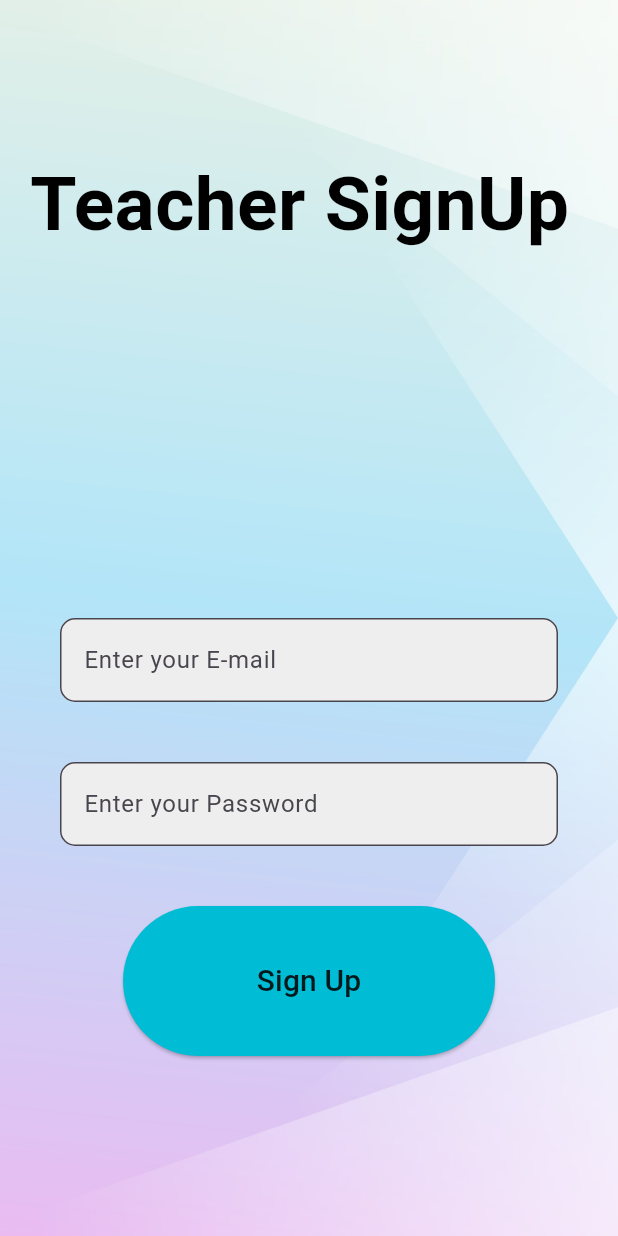
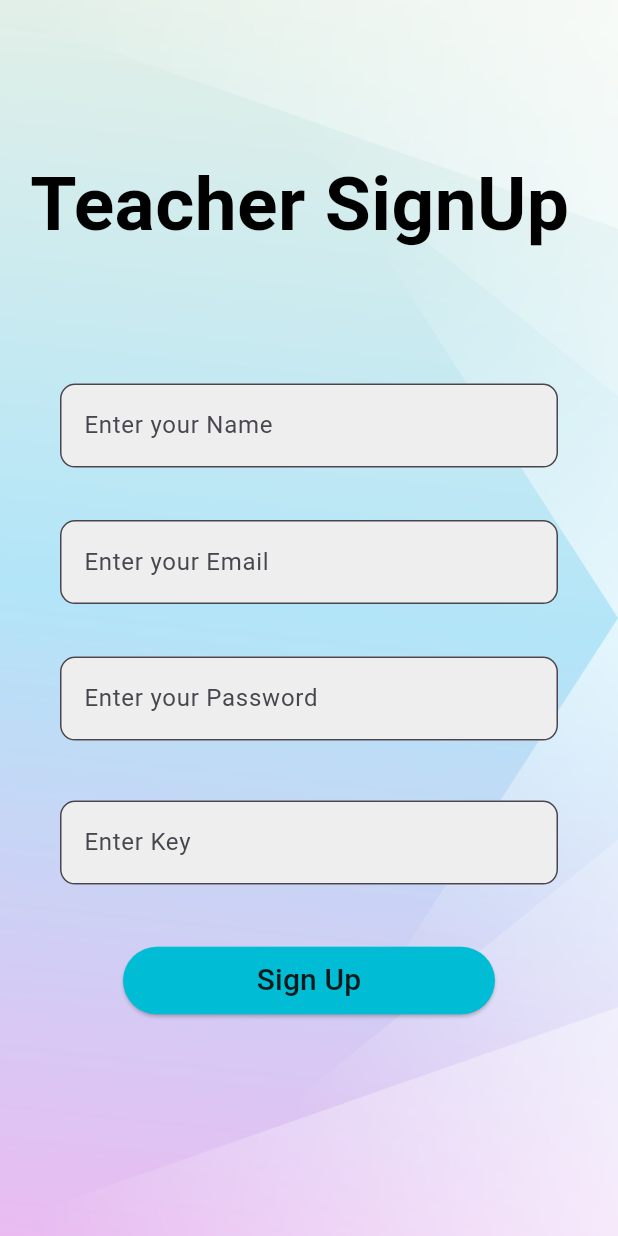
Before and after one commit to himanshu98010/QR_Attendance, a Flutter app: the TeacherSignup screen opened by its route, on a phone screen of 412 x 824 dp. Run offline on Flutter 3.47's test engine with Material 3 defaults, Android fonts, the phone set to English and light mode, and no system bars; our stand-ins replace supabase_flutter; accounts and stored records are empty.

Commit message:
teacher signup updated

```diff
--- a/lib/Student/StudentSignup.dart
+++ b/lib/Student/StudentSignup.dart
@@ -38,7 +38,7 @@ class _StudentSignupState extends State<StudentSignup> {
             ),
             SingleChildScrollView(
               child: Container(
-                padding: EdgeInsets.only(top: MediaQuery.of(context).size.height * 0.2 ,
+                padding: EdgeInsets.only(top: MediaQuery.of(context).size.height * 0.24 ,
                     left: 40,
                     right: 40),
                 color: Colors.transparent,
@@ -52,6 +52,7 @@ class _StudentSignupState extends State<StudentSignup> {
                         Padding(
                           padding: const EdgeInsets.only(left: 50),
                           child: DropdownButton<String>(
+                            dropdownColor: Colors.grey.shade200,
                             value: _Division,
                             items: ['A', 'B', 'C', 'D'].map<DropdownMenuItem<String>>((String value) {
                               return DropdownMenuItem<String>(
@@ -78,6 +79,7 @@ class _StudentSignupState extends State<StudentSignup> {
                         Padding(
                           padding: const EdgeInsets.only(left: 80),
                           child: DropdownButton<String>(
+                            dropdownColor: Colors.grey.shade200,
                             value: _Year,
                             items: ['FE', 'SE', 'TE', 'BE'].map<DropdownMenuItem<String>>((String value) {
                               return DropdownMenuItem<String>(
--- a/lib/Teacher/TeacherSignup.dart
+++ b/lib/Teacher/TeacherSignup.dart
@@ -37,22 +37,60 @@ class _TeacherSignupState extends State<TeacherSignup> {
             SingleChildScrollView(
               child: Container(
                 padding: EdgeInsets.only(
-                    top: MediaQuery.of(context).size.height * 0.5,
+                    top: MediaQuery.of(context).size.height * 0.28,
                     left: 40,
                     right: 40),
                 color: Colors.transparent,
                 child: Column(
                   children: [
-                    TextField(
+                    Padding(
+                      padding: const EdgeInsets.only(top: 25,bottom: 10),
+                      child: TextField(
+                        decoration: InputDecoration(
+
+                            fillColor: Colors.grey.shade200,
+                            filled: true,
+                            hintText: 'Enter your Name',
+                            border: OutlineInputBorder(
+                                borderSide: BorderSide(
+                                  width: 10,
+                                ),
+                                borderRadius: BorderRadius.circular(10)
+                            )
+                        ),
+                      ),
+                    ),
+                    Padding(
+                      padding: const EdgeInsets.only(top: 25,bottom: 10),
+                      child: TextField(
+                        decoration: InputDecoration(
+
+                            fillColor: Colors.grey.shade200,
+                            filled: true,
+                            hintText: 'Enter your Email',
+                            border: OutlineInputBorder(
+                                borderSide: BorderSide(
+                                  width: 10,
+                                ),
+                                borderRadius: BorderRadius.circular(10)
+                            )
+                        ),
+                      ),
+                    ),
+
+                    Padding(
+                      padding: const EdgeInsets.only(top: 25),
+                      child: TextField(
                         decoration: InputDecoration(
                             fillColor: Colors.grey.shade200,
                             filled: true,
-                          hintText: 'Enter your E-mail',
+                            hintText: 'Enter your Password',
                             border: OutlineInputBorder(
                                 borderSide: BorderSide(
                                   width: 10,
                                 ),
                                 borderRadius: BorderRadius.circular(10))),
+                      ),
                     ),// Default selected value
 
 
@@ -65,7 +103,7 @@ class _TeacherSignupState extends State<TeacherSignup> {
                       decoration: InputDecoration(
                           fillColor: Colors.grey.shade200,
                           filled: true,
-                          hintText: 'Enter your Password',
+                          hintText: 'Enter Key',
                           border: OutlineInputBorder(
                               borderSide: BorderSide(
                                 width: 10,
@@ -82,7 +120,7 @@ class _TeacherSignupState extends State<TeacherSignup> {
                       ),
                       child: Container(
                         width: 200,
-                        height: 100,
+                        height: 45,
                         child: const Column(
                           mainAxisAlignment: MainAxisAlignment.center,
                           children: [
```
Lines whose indentation alone changed are shown as unchanged.
